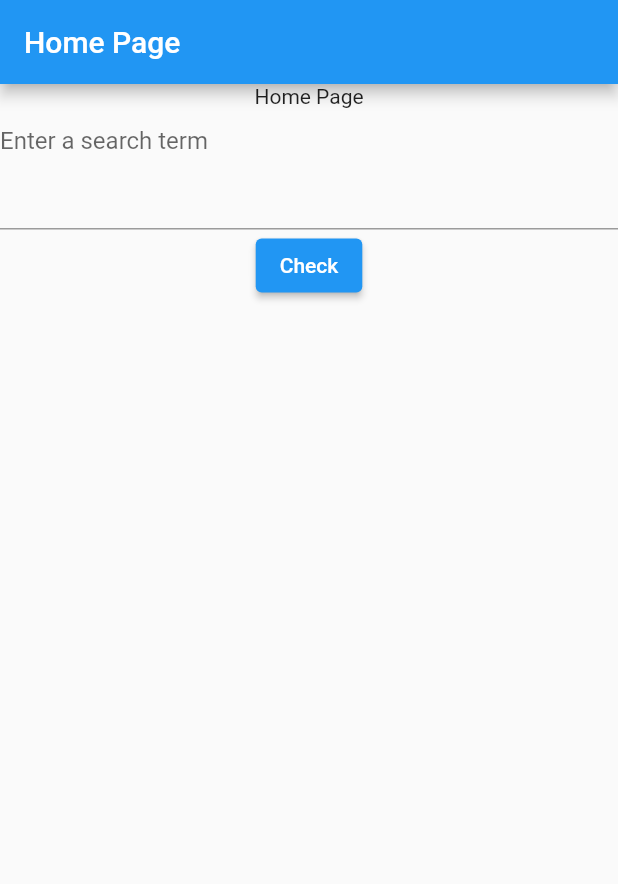
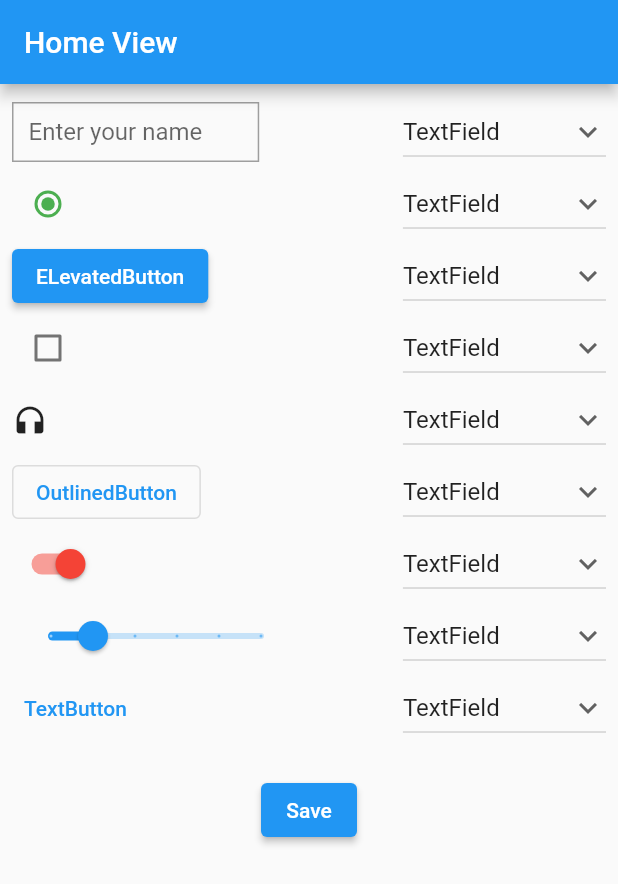
Before and after one commit to HumzaKhan071/Regular_Expressions, a Flutter app: the screen it shows after launch, on a phone screen of 412 x 824 dp. Shown: the top 884 px of the screen. Run offline on Flutter 3.47's test engine with Material 2 defaults, Android fonts, the light colour scheme and no system bars; our stand-ins replace stacked, stacked_core, stacked_services.

Commit message:
first commit

```diff
--- /dev/null
+++ b/lib/app/app.router.dart
@@ -0,0 +1,71 @@
+// GENERATED CODE - DO NOT MODIFY BY HAND
+
+// **************************************************************************
+// StackedRouterGenerator
+// **************************************************************************
+
+// ignore_for_file: no_leading_underscores_for_library_prefixes
+import 'package:flutter/material.dart';
+import 'package:regular_experssion/views/module1/home_page/home_page_view.dart'
+    as _i2;
+import 'package:stacked/stacked.dart' as _i1;
+import 'package:stacked_services/stacked_services.dart' as _i3;
+
+class Routes {
+  static const homePageView = '/';
+
+  static const all = <String>{homePageView};
+}
+
+class StackedRouter extends _i1.RouterBase {
+  final _routes = <_i1.RouteDef>[
+    _i1.RouteDef(
+      Routes.homePageView,
+      page: _i2.HomePageView,
+    )
+  ];
+
+  final _pagesMap = <Type, _i1.StackedRouteFactory>{
+    _i2.HomePageView: (data) {
+      return MaterialPageRoute<dynamic>(
+        builder: (context) => const _i2.HomePageView(),
+        settings: data,
+      );
+    }
+  };
+
+  @override
+  List<_i1.RouteDef> get routes => _routes;
+  @override
+  Map<Type, _i1.StackedRouteFactory> get pagesMap => _pagesMap;
+}
+
+extension NavigatorStateExtension on _i3.NavigationService {
+  Future<dynamic> navigateToHomePageView([
+    int? routerId,
+    bool preventDuplicates = true,
+    Map<String, String>? parameters,
+    Widget Function(BuildContext, Animation<double>, Animation<double>, Widget)?
+        transition,
+  ]) async {
+    return navigateTo<dynamic>(Routes.homePageView,
+        id: routerId,
+        preventDuplicates: preventDuplicates,
+        parameters: parameters,
+        transition: transition);
+  }
+
+  Future<dynamic> replaceWithHomePageView([
+    int? routerId,
+    bool preventDuplicates = true,
+    Map<String, String>? parameters,
+    Widget Function(BuildContext, Animation<double>, Animation<double>, Widget)?
+        transition,
+  ]) async {
+    return replaceWith<dynamic>(Routes.homePageView,
+        id: routerId,
+        preventDuplicates: preventDuplicates,
+        parameters: parameters,
+        transition: transition);
+  }
+}
--- a/lib/home_page.dart
+++ /dev/null
@@ -1,47 +0,0 @@
-import 'package:flutter/material.dart';
-import 'package:regular_experssion/results_view.dart';
-
-class HomePage extends StatelessWidget {
-  const HomePage({super.key});
-
-  @override
-  Widget build(BuildContext context) {
-    TextEditingController _textfield = TextEditingController();
-
-    RegExp regExp = RegExp(
-      "(TextField|Container|ElevatedButton)",
-    );
-
-    List<RegExpMatch> results = [];
-    return Scaffold(
-      appBar: AppBar(
-        title: const Text('Home Page'),
-      ),
-      body: Column(
-        children: [
-          const Center(
-            child: Text('Home Page'),
-          ),
-          TextField(
-            maxLines: 3,
-            controller: _textfield,
-            decoration: const InputDecoration(
-              hintText: 'Enter a search term',
-            ),
-          ),
-          ElevatedButton(
-            onPressed: () {
-              results = regExp.allMatches(_textfield.text).toList();
-
-              Navigator.push(
-                  context,
-                  MaterialPageRoute(
-                      builder: (context) => ResultsView(results: results)));
-            },
-            child: const Text('Check'),
-          ),
-        ],
-      ),
-    );
-  }
-}
--- a/lib/main.dart
+++ b/lib/main.dart
@@ -1,7 +1,14 @@
 import 'package:flutter/material.dart';
-import 'package:regular_experssion/home_page.dart';
+import 'package:regular_experssion/app/app.router.dart';
+import 'package:regular_experssion/views/module2/home_view.dart';
 
-void main() {
+import 'package:stacked_services/stacked_services.dart';
+
+import 'app/app.locator.dart';
+
+Future main() async {
+  WidgetsFlutterBinding.ensureInitialized();
+  await setupLocator();
   runApp(const MyApp());
 }
 
@@ -14,7 +21,10 @@ class MyApp extends StatelessWidget {
     return MaterialApp(
       debugShowCheckedModeBanner: false,
       title: 'Flutter Demo',
-      home: HomePage(),
+      home: HomeView(),
+      // navigatorKey: StackedService.navigatorKey,
+      // initialRoute: Routes.homePageView,
+      // onGenerateRoute: StackedRouter().onGenerateRoute,
     );
   }
 }
--- /dev/null
+++ b/lib/views/module1/home_page/home_page_viewmodel.dart
@@ -0,0 +1,18 @@
+import 'package:flutter/material.dart';
+import 'package:regular_experssion/app/app.locator.dart';
+import 'package:stacked/stacked.dart';
+import 'package:stacked_services/stacked_services.dart';
+
+class HomePageViewModel extends BaseViewModel {
+  final TextEditingController _textfield = TextEditingController();
+  NavigationService navigationService = locator<NavigationService>();
+  RegExp regExp = RegExp(
+    "(TextField|Container|ElevatedButton)",
+  );
+  List<RegExpMatch> results = [];
+  TextEditingController get textfield => _textfield;
+  void check() {
+    results = regExp.allMatches(_textfield.text).toList();
+    notifyListeners();
+  }
+}
--- /dev/null
+++ b/lib/views/module2/home_view.dart
@@ -0,0 +1,180 @@
+import 'package:flutter/material.dart';
+import 'package:regular_experssion/views/module2/home_viewmodel.dart';
+import 'package:stacked/stacked.dart';
+
+class HomeView extends StatelessWidget {
+  const HomeView({super.key});
+
+  @override
+  Widget build(BuildContext context) {
+    final Size size = MediaQuery.of(context).size;
+    return ViewModelBuilder<HomeViewModel>.reactive(
+      viewModelBuilder: () => HomeViewModel(),
+      builder: (context, viewModel, child) => Scaffold(
+        appBar: AppBar(
+          title: const Text('Home View'),
+        ),
+        body: Padding(
+          padding: const EdgeInsets.all(8.0),
+          child: Column(
+            children: [
+              Row(
+                mainAxisAlignment: MainAxisAlignment.spaceBetween,
+                children: [
+                  Container(
+                      height: 40,
+                      width: size.width * 0.4,
+                      padding: const EdgeInsets.only(left: 10, top: 15),
+                      decoration: BoxDecoration(
+                        border: Border.all(
+                          color: Colors.grey,
+                        ),
+                      ),
+                      child: const TextField(
+                        decoration: InputDecoration(
+                          border: InputBorder.none,
+                          hintText: 'Enter your name',
+                        ),
+                      )),
+                  customdropDown(viewModel, index: 0),
+                ],
+              ),
+              Row(
+                mainAxisAlignment: MainAxisAlignment.spaceBetween,
+                children: [
+                  Radio(
+                    activeColor: Colors.green,
+                    value: 0,
+                    groupValue: viewModel.radioGroupValue,
+                    onChanged: (value) {
+                      viewModel.radioGroupValue = value as int;
+                      viewModel.notifyListeners();
+                    },
+                  ),
+                  customdropDown(viewModel, index: 1),
+                ],
+              ),
+              Row(
+                mainAxisAlignment: MainAxisAlignment.spaceBetween,
+                children: [
+                  ElevatedButton(
+                      onPressed: () {}, child: Text("ELevatedButton")),
+                  customdropDown(viewModel, index: 2),
+                ],
+              ),
+              Row(
+                mainAxisAlignment: MainAxisAlignment.spaceBetween,
+                children: [
+                  Checkbox(
+                    value: viewModel.value,
+                    onChanged: (value) {
+                      viewModel.value = value!;
+                      viewModel.notifyListeners();
+                    },
+                  ), //Checkbox
+                  customdropDown(viewModel, index: 3),
+                ],
+              ),
+              Row(
+                mainAxisAlignment: MainAxisAlignment.spaceBetween,
+                children: [
+                  Icon(Icons.headphones),
+                  customdropDown(viewModel, index: 4),
+                ],
+              ),
+              Row(
+                mainAxisAlignment: MainAxisAlignment.spaceBetween,
+                children: [
+                  OutlinedButton(
+                      onPressed: () {}, child: Text("OutlinedButton")),
+                  customdropDown(viewModel, index: 5),
+                ],
+              ),
+              Row(
+                mainAxisAlignment: MainAxisAlignment.spaceBetween,
+                children: [
+                  Switch(
+                    // This bool value toggles the switch.
+                    value: viewModel.light,
+                    activeColor: Colors.red,
+                    onChanged: (bool value) {
+                      // This is called when the user toggles the switch.
+                      viewModel.light = value;
+                      viewModel.notifyListeners();
+                    },
+                  ),
+                  customdropDown(viewModel, index: 6),
+                ],
+              ),
+              Row(
+                mainAxisAlignment: MainAxisAlignment.spaceBetween,
+                children: [
+                  Slider(
+                    value: viewModel.currentSliderValue,
+                    min: 0,
+                    max: 100,
+                    divisions: 5,
+                    label: viewModel.currentSliderValue.round().toString(),
+                    onChanged: (double value) {
+                      viewModel.currentSliderValue = value;
+                      viewModel.notifyListeners();
+                    },
+                  ),
+                  customdropDown(viewModel, index: 7),
+                ],
+              ),
+              Row(
+                mainAxisAlignment: MainAxisAlignment.spaceBetween,
+                children: [
+                  TextButton(
+                      onPressed: () {}, child: Text("TextButton")),
+                  customdropDown(viewModel, index: 8),
+                ],
+              ),
+
+              const SizedBox(
+                height: 20,
+              ),
+              ElevatedButton(
+                  onPressed: () {
+                    viewModel.save();
+                  },
+                  child: const Text("Save")),
+
+              // Display the results
+              Expanded(
+                child: ListView.builder(
+                  itemCount: viewModel.results.length,
+                  itemBuilder: (context, index) {
+                    return Padding(
+                      padding: const EdgeInsets.all(8.0),
+                      child: Text(viewModel.results[index]),
+                    );
+                  },
+                ),
+              ),
+            ],
+          ),
+        ),
+      ),
+    );
+  }
+
+  DropdownButton<String> customdropDown(HomeViewModel viewModel,
+      {required int index}) {
+    return DropdownButton(
+      value: viewModel.dropdownvalues[index],
+      icon: const Icon(Icons.keyboard_arrow_down),
+      items: viewModel.items.map((String items) {
+        return DropdownMenuItem(
+          value: items,
+          child: Text(items),
+        );
+      }).toList(),
+      onChanged: (String? newValue) {
+        viewModel.dropdownvalues[index] = newValue!;
+        viewModel.notifyListeners();
+      },
+    );
+  }
+}
--- /dev/null
+++ b/lib/views/module2/home_viewmodel.dart
@@ -0,0 +1,31 @@
+import 'package:stacked/stacked.dart';
+
+class HomeViewModel extends BaseViewModel {
+  var items = [
+    'TextField',
+    'Radio',
+    'Elevated Button',
+    "Checkbox",
+    "Icon",
+    "Outlined Button",
+    "Switch",
+    "Slider",
+    "Text Button"
+  ];
+  int radioGroupValue = 0;
+  bool value = false;
+  bool light = true;
+  double currentSliderValue = 20;
+
+
+  List<String> dropdownvalues = List.generate(9, (index) => "TextField");
+
+  List<String> results = [];
+
+  void save() {
+    results.add(
+        "${dropdownvalues[0]}${dropdownvalues[1]} ${dropdownvalues[2]}${dropdownvalues[3]}${dropdownvalues[4]}${dropdownvalues[5]}${dropdownvalues[6]}${dropdownvalues[7]}${dropdownvalues[8]}");
+
+    notifyListeners();
+  }
+}
--- a/pubspec.yaml
+++ b/pubspec.yaml
@@ -36,6 +36,8 @@ dependencies:
   # The following adds the Cupertino Icons font to your application.
   # Use with the CupertinoIcons class for iOS style icons.
   cupertino_icons: ^1.0.2
+  stacked: ^3.0.1
+  stacked_services: ^0.9.9
 
 dev_dependencies:
   flutter_test:
@@ -47,6 +49,8 @@ dev_dependencies:
   # package. See that file for information about deactivating specific lint
   # rules and activating additional ones.
   flutter_lints: ^2.0.0
+  build_runner: ^2.3.3
+  stacked_generator: ^0.8.3
 
 # For information on the generic Dart part of this file, see the
 # following page: https://dart.dev/tools/pub/pubspec
```
Also changed, not shown: lib/app/app.dart (added, +17 -0 lines), lib/app/app.locator.dart (added, +22 -0 lines), lib/results_view.dart (deleted, +0 -21 lines), lib/views/module1/home_page/home_page_view.dart (added, +48 -0 lines), pubspec.lock.
